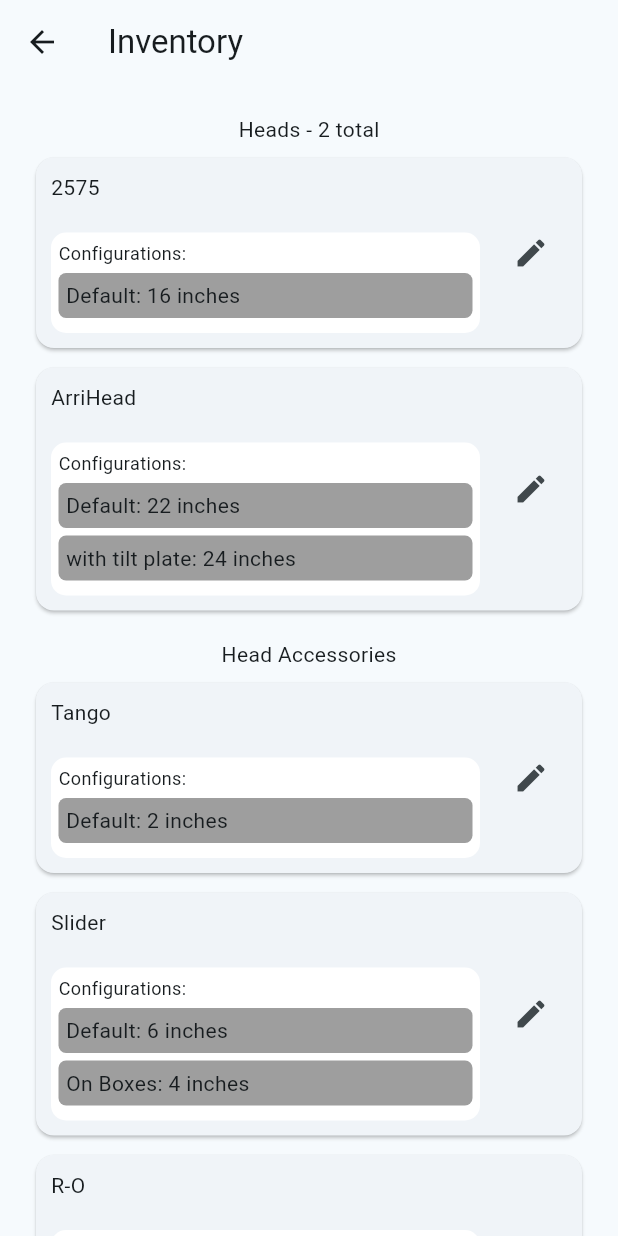
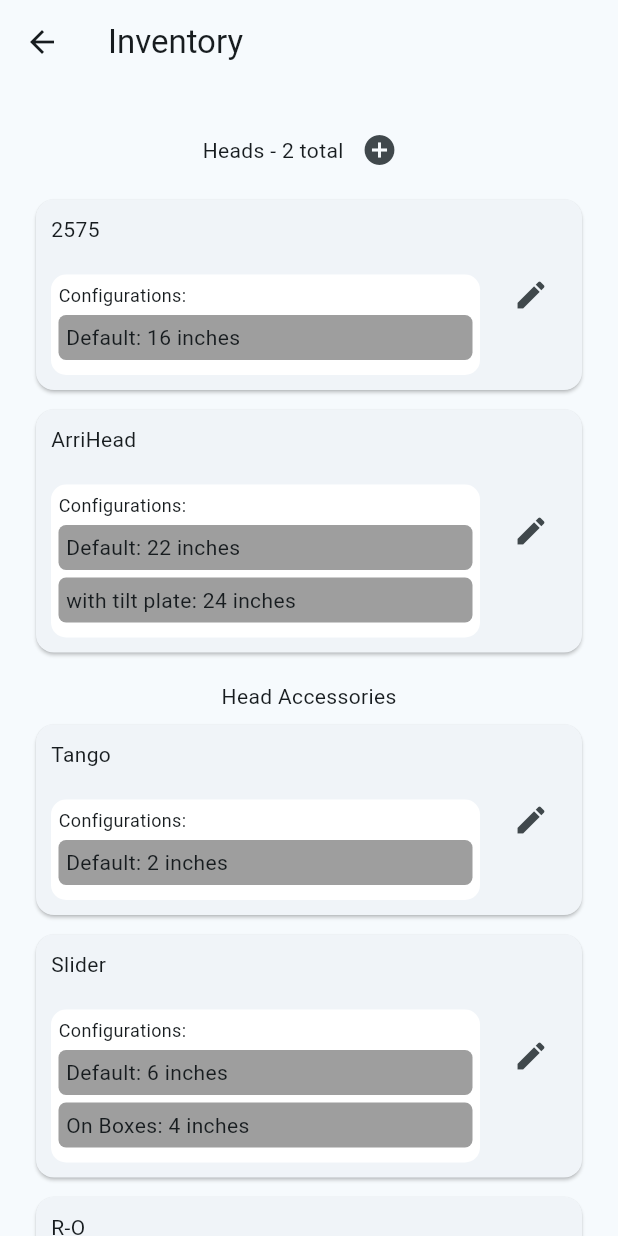
Before and after one commit to zibredlektab/HeightCalc2, a Flutter app: the screen it shows after launch, after a tap on "Config", on a phone screen of 412 x 824 dp. Run offline on Flutter 3.47's test engine with Material 3 defaults, Android fonts, the phone set to English and light mode, and no system bars; our stand-ins replace gap.

```diff
--- a/heightcalc2/heightcalc/lib/data_types/data_types.dart
+++ b/heightcalc2/heightcalc/lib/data_types/data_types.dart
@@ -1,5 +1,2 @@
 export 'package:heightcalc/data_types/generic/complex_support.dart';
-export 'package:heightcalc/data_types/ground_aks.dart';
-export 'package:heightcalc/data_types/head_aks.dart';
-export 'package:heightcalc/data_types/tripod_head.dart';
 export 'package:heightcalc/data_types/dolly.dart';
--- a/heightcalc2/heightcalc/lib/data_types/dolly.dart
+++ b/heightcalc2/heightcalc/lib/data_types/dolly.dart
@@ -2,6 +2,7 @@ import 'package:heightcalc/data_types/generic/complex_support.dart';
 
 class Dolly extends ComplexSupport {
   Dolly({
+    super.type = SupportType.dolly,
     required super.name,
     required super.configurations,
     this.hasTrack = false,
--- a/heightcalc2/heightcalc/lib/data_types/generic/complex_support.dart
+++ b/heightcalc2/heightcalc/lib/data_types/generic/complex_support.dart
@@ -3,10 +3,12 @@ import 'package:heightcalc/data_types/generic/complex_support_configuration.dart
 class ComplexSupport {
   // Complex Supports have a list of configuration states (at least one), specifying min and max heights in each state
 
+  SupportType type;
   String name;
   List<ComplexSupportConfiguration> configurations;
 
   ComplexSupport({
+    required this.type,
     required this.name,
     required this.configurations,
   });
@@ -24,3 +26,11 @@ class ComplexSupport {
     return valid;
   }
 }
+
+enum SupportType {
+  tripodHead,
+  headAKS,
+  coreSupport,
+  dolly,
+  groundAKS,
+}
--- a/heightcalc2/heightcalc/lib/data_types/generic/complex_support_configuration.dart
+++ b/heightcalc2/heightcalc/lib/data_types/generic/complex_support_configuration.dart
@@ -1,5 +1,4 @@
 class ComplexSupportConfiguration {
-  // TODO optionally specify a non-adjustable height instead of min & max
   ComplexSupportConfiguration({
     this.name = "",
     required this.minHeight,
--- a/heightcalc2/heightcalc/lib/data_types/ground_aks.dart
+++ /dev/null
@@ -1,9 +0,0 @@
-
-import 'package:heightcalc/data_types/generic/complex_support.dart';
-
-class GroundAKS extends ComplexSupport {
-  GroundAKS({
-    required super.name,
-    required super.configurations,
-  });
-}
--- a/heightcalc2/heightcalc/lib/data_types/head_aks.dart
+++ /dev/null
@@ -1,8 +0,0 @@
-import 'package:heightcalc/data_types/data_types.dart';
-
-class HeadAKS extends ComplexSupport {
-  HeadAKS({
-    required super.name,
-    required super.configurations
-  });
-}
--- a/heightcalc2/heightcalc/lib/data_types/tripod_head.dart
+++ /dev/null
@@ -1,8 +0,0 @@
-import 'package:heightcalc/data_types/data_types.dart';
-
-class TripodHead extends ComplexSupport {
-  TripodHead({
-    required super.name,
-    required super.configurations,
-    });
-}
--- a/heightcalc2/heightcalc/lib/inventory.dart
+++ b/heightcalc2/heightcalc/lib/inventory.dart
@@ -3,14 +3,14 @@ import 'package:heightcalc/data_types/data_types.dart';
 class Inventory {
   // UserItems is used to keep track of all items that the user has added to the app, and access/modify those lists
 
-  List<TripodHead> tripodHeads = []; // All lists start empty, but the user should be prompted to import defaults if so
+  List<ComplexSupport> tripodHeads = []; // All lists start empty, but the user should be prompted to import defaults if so
   List<ComplexSupport> coreSupports = []; // Tripods, Hi hats, etc
   List<Dolly> dollys = []; // Core Support items that can go on track
-  List<HeadAKS> headAKS = []; // Items that stack above the Mitchell mount
-  List<GroundAKS> groundAKS = []; // Items that stack below the core support
+  List<ComplexSupport> headAKS = []; // Items that stack above the Mitchell mount
+  List<ComplexSupport> groundAKS = []; // Items that stack below the core support
 
   int baseHeight = 0; // height from camera base to mid-lens
-  TripodHead? currentHead; // only one tripod head can be in use, and is typically selected creatively before the shot is set up
+  ComplexSupport? currentHead; // only one tripod head can be in use, and is typically selected creatively before the shot is set up
   List<ComplexSupport> requiredAKS = []; // AKS the user has selected creatively
 
   Inventory();
--- a/heightcalc2/heightcalc/lib/main.dart
+++ b/heightcalc2/heightcalc/lib/main.dart
@@ -42,10 +42,10 @@ class HeightCalcAppState extends ChangeNotifier {
     solutions = [];
 
     inventory.tripodHeads = [
-      TripodHead(name: "2575", configurations: [
+      ComplexSupport(type: SupportType.tripodHead, name: "2575", configurations: [
         ComplexSupportConfiguration(minHeight: 16, maxHeight: 16),
       ]),
-      TripodHead(name: "ArriHead", configurations: [
+      ComplexSupport(type: SupportType.tripodHead, name: "ArriHead", configurations: [
         ComplexSupportConfiguration(minHeight: 22, maxHeight: 22),
         ComplexSupportConfiguration(name: "with tilt plate", minHeight: 24, maxHeight: 24),
 
@@ -55,23 +55,23 @@ class HeightCalcAppState extends ChangeNotifier {
 
     inventory.coreSupports = [
       ComplexSupport(
-        name: "Lo-Hat", configurations: [
+        type: SupportType.coreSupport, name: "Lo-Hat", configurations: [
           ComplexSupportConfiguration(minHeight: 3, maxHeight: 3),
         ]
       ),
       ComplexSupport(
-        name: "Hi-Hat", configurations: [
+        type: SupportType.coreSupport, name: "Hi-Hat", configurations: [
           ComplexSupportConfiguration(minHeight: 6, maxHeight: 6),
         ]
       ),
       ComplexSupport(
-        name: "Babies", configurations: [
+        type: SupportType.coreSupport, name: "Babies", configurations: [
           ComplexSupportConfiguration(name: "Flat Spreaders", minHeight: 20, maxHeight: 36),
           ComplexSupportConfiguration(name: "Rolling Spreaders", minHeight: 24, maxHeight: 40),
         ]
       ),
       ComplexSupport(
-        name: "Standards", configurations: [
+        type: SupportType.coreSupport, name: "Standards", configurations: [
           ComplexSupportConfiguration(name: "Flat Spreaders", minHeight: 36, maxHeight: 66),
           ComplexSupportConfiguration(name: "Rolling Spreaders", minHeight: 40, maxHeight: 70),
         ]
@@ -79,45 +79,45 @@ class HeightCalcAppState extends ChangeNotifier {
     ];
 
     inventory.headAKS = [
-      HeadAKS(name: "Tango", configurations: [
+      ComplexSupport(type: SupportType.headAKS, name: "Tango", configurations: [
         ComplexSupportConfiguration(minHeight: 2, maxHeight: 2)
       ]),
-      HeadAKS(name: "Slider", configurations: [
+      ComplexSupport(type: SupportType.headAKS, name: "Slider", configurations: [
         ComplexSupportConfiguration(minHeight: 6, maxHeight: 6),
         ComplexSupportConfiguration(name: "On Boxes", minHeight: 4, maxHeight: 4),
       ]),
-      HeadAKS(name: "R-O", configurations: [
+      ComplexSupport(type: SupportType.headAKS, name: "R-O", configurations: [
         ComplexSupportConfiguration(minHeight: 5, maxHeight: 5),
       ]),
     ];
 
     inventory.groundAKS = [
-      GroundAKS(
-        name: "Full Apple", configurations: [
+      ComplexSupport(
+        type: SupportType.groundAKS, name: "Full Apple", configurations: [
           ComplexSupportConfiguration(name: "#3", minHeight: 20, maxHeight: 20, canStack: false),
           ComplexSupportConfiguration(name: "#2", minHeight: 12, maxHeight: 12, canStack: false),
           ComplexSupportConfiguration(name: "#1", minHeight: 8, maxHeight: 8),
         ]
       ),
-      GroundAKS(
-        name: "Half Apple", configurations: [
+      ComplexSupport(
+        type: SupportType.groundAKS, name: "Half Apple", configurations: [
           ComplexSupportConfiguration(minHeight: 6, maxHeight: 6),
         ]
       ),
-      GroundAKS(
-        name: "Quarter Apple", configurations: [
+      ComplexSupport(
+        type: SupportType.groundAKS, name: "Quarter Apple", configurations: [
           ComplexSupportConfiguration(minHeight: 3, maxHeight: 3),
         ]
       ),
-      GroundAKS(
-        name: "Pancake", configurations: [
+      ComplexSupport(
+        type: SupportType.groundAKS, name: "Pancake", configurations: [
           ComplexSupportConfiguration(minHeight: 1, maxHeight: 1),
         ]
       ),
     ];
   }
 
-  void setHead(TripodHead newHead) {
+  void setHead(ComplexSupport newHead) {
     inventory.currentHead = newHead;
     notifyListeners();
   }
@@ -184,7 +184,27 @@ class HeightCalcAppState extends ChangeNotifier {
     update();
   }
 
-  void removeConfig({required ComplexSupport item, required ComplexSupportConfiguration config}) {
+  void addItem({
+      String? name,
+      List<ComplexSupportConfiguration> configs = const [],
+      ComplexSupport? item,
+      required List<ComplexSupport> list,
+    }) {
+    if (item != null) {
+      list.add(item);
+    } else if (name != null && configs.isNotEmpty) {
+      list.add(ComplexSupport(type: list[0].type, name: name, configurations: configs)); // TODO this will fail if there are no other items in the list
+    } else {
+      print("Something went wrong attempting to add an item to a list");
+    }
+
+    update();
+  }
+
+  void removeConfig({
+      required ComplexSupport item,
+      required ComplexSupportConfiguration config
+    }) {
     if (item.configurations.contains(config)) {
       item.configurations.remove(config);
     }
@@ -192,17 +212,17 @@ class HeightCalcAppState extends ChangeNotifier {
   }
 
   List<ComplexSupport> _getListforItem(ComplexSupport item) {
-    switch(item.runtimeType) {
-      case TripodHead: {
+    switch(item.type) {
+      case SupportType.tripodHead: {
         return inventory.tripodHeads;
       }
-      case HeadAKS: {
+      case SupportType.headAKS: {
         return inventory.headAKS;
       }
-      case GroundAKS: {
+      case SupportType.groundAKS: {
         return inventory.groundAKS;
       }
-      case ComplexSupport: {
+      case SupportType.coreSupport: {
         return inventory.coreSupports;
       }
       default:
--- a/heightcalc2/heightcalc/lib/ui/config_page/config_item_tile.dart
+++ b/heightcalc2/heightcalc/lib/ui/config_page/config_item_tile.dart
@@ -6,15 +6,21 @@ class ConfigItemTile extends StatefulWidget {
 
   final ComplexSupport item;
   final HeightCalcAppState provider;
+  final bool newItem;
 
-  const ConfigItemTile({required this.item, required this.provider, super.key});
+  const ConfigItemTile({
+    required this.item,
+    required this.provider,
+    this.newItem = false,
+    super.key});
   @override
   ConfigItemTileState createState() => ConfigItemTileState();
 }
 
 class ConfigItemTileState extends State<ConfigItemTile> {
 
-  bool _editing = false;
+  late bool _editing;
+  late bool _newItem;
   late ComplexSupport _item;
   late HeightCalcAppState _provider = widget.provider;
 
@@ -25,17 +31,19 @@ class ConfigItemTileState extends State<ConfigItemTile> {
     super.initState();
     _item = widget.item;
     _provider = widget.provider;
-    //_list = widget.list;
+    _newItem = widget.newItem;
+
+    if (!_newItem) {
       _editing = false;
+    } else {
+      _editing = true;
+    }
   }
 
   @override
   Widget build(BuildContext context) {
 
     _item = widget.item;
-    print("Item name is ${_item.name}");
-
-    print("rebuilding config tile for ${_item.name}");
 
     return Consumer<HeightCalcAppState>(
       builder: (_, provider, _) {
@@ -85,6 +93,7 @@ class ConfigItemTileState extends State<ConfigItemTile> {
                       ],
                     )
                   ),
+                  if (!_newItem)
                     trailingButton,
                 ]
               ),
@@ -106,6 +115,7 @@ class ConfigItemTileState extends State<ConfigItemTile> {
             height: 40,
             child: TextField(
               controller: _nameEditingController,
+              decoration: InputDecoration(hintText: "Name"),
             ),
           ),
           Gap(10),
@@ -337,11 +347,39 @@ class ConfigItemTileState extends State<ConfigItemTile> {
 
 
   Future<void> _warnDefaultConfig(ComplexSupportConfiguration config) async {
+    if (_newItem) {
+      return showDialog<void>(
+        context: context,
+        barrierDismissible: true,
+        builder: (BuildContext context) {
+          return AlertDialog(
+            title: const Text('Warning'),
+            content: SingleChildScrollView(
+              child: ListBody(
+                children: <Widget> [
+                  Text('This is the only configuration of this item.'),
+                  Text('There must be at least one configuration. Please add a new configuration before deleting this one.'),
+                ]
+              )
+            ),
+            actions: <Widget> [
+              TextButton(
+                child: const Text('Okay'),
+                onPressed: () {
+                  Navigator.of(context).pop();
+                }
+              )
+            ]
+          );
+        }
+      );
+    } else {
       return showDialog<void>(
         context: context,
         barrierDismissible: false, // user must tap button!
         builder: (BuildContext context) {
           return AlertDialog(
+            title: const Text('Warning'),
             content: SingleChildScrollView(
               child: ListBody(
                 children: <Widget>[
@@ -370,3 +408,4 @@ class ConfigItemTileState extends State<ConfigItemTile> {
       );
     }
   }
+}
--- a/heightcalc2/heightcalc/lib/ui/config_page/config_page.dart
+++ b/heightcalc2/heightcalc/lib/ui/config_page/config_page.dart
@@ -1,3 +1,5 @@
+import 'package:heightcalc/data_types/data_types.dart';
+import 'package:heightcalc/data_types/generic/complex_support_configuration.dart';
 import 'package:heightcalc/inventory.dart';
 import 'package:heightcalc/main.dart';
 import 'config_item_tile.dart';
@@ -13,10 +15,6 @@ class _ConfigPageState extends State<ConfigPage> {
   @override
   Widget build(BuildContext context) {
     final int headCount = context.watch<HeightCalcAppState>().inventory.tripodHeads.length;
-    print ("Rebuilding config page, $headCount heads total:");
-    for (var head in context.read<HeightCalcAppState>().inventory.tripodHeads) {
-      print (head.name);
-    }
 
     return Scaffold(
       appBar: AppBar(
@@ -28,17 +26,22 @@ class _ConfigPageState extends State<ConfigPage> {
           return ListView(
             padding: EdgeInsets.all(20),
             children:[
-              Center(child: Text("Heads - $headCount total")),
+                Row(
+                  mainAxisAlignment: MainAxisAlignment.center,
+                  children: [
+                    Text("Heads - $headCount total"),
+                    IconButton(
+                      icon: Icon(Icons.add_circle),
+                      onPressed: () {
+                        _addItem(provider.inventory.tripodHeads, provider);
+                      },
+                    ),
+                  ],
+                ),
               Gap(5),
               Column(
                 spacing: 5,
                 children: provider.inventory.tripodHeads.map((e){
-                  String thelist = "";
-                  for (var i in provider.inventory.tripodHeads) {
-                    thelist += "${i.name}, ";
-                  }
-                  print("This list now contains ${provider.inventory.tripodHeads.length} items: $thelist");
-                  print("Making a new card for item ${e.name}");
                   return Card(
                     child: ConfigItemTile(item: e, provider: provider));
                   }).toList()
@@ -79,4 +82,54 @@ class _ConfigPageState extends State<ConfigPage> {
       ),
     );
   }
+
+  Future<void> _addItem(List<ComplexSupport> list, HeightCalcAppState provider) async {
+
+    final ComplexSupport newItem = ComplexSupport(
+      type: list[0].type, // TODO this will fail if there are no other items in the list
+      name: "",
+      configurations: [
+        ComplexSupportConfiguration(minHeight: 0, maxHeight: 0),
+      ],
+    );
+
+    return showDialog<void>(
+      context: context,
+      barrierDismissible: false, // user must tap button!
+      builder: (BuildContext context) {
+        return AlertDialog(
+          content: IntrinsicWidth(
+            child: Column(
+              spacing: 5,
+              mainAxisSize: MainAxisSize.min,
+              children: [
+                Text("Add a new tripod head", style: TextStyle(fontSize: 20),),
+                Card(child: ConfigItemTile(item: newItem, provider: provider, newItem: true,)),
+              ],
+            ),
+          ),
+          actions: <Widget>[
+            TextButton(
+              child: const Text('Confirm'),
+              onPressed: () {
+                print("confirm add item button pressed, attempting to add an item");
+                provider.addItem(item: newItem, list: list);
+                Navigator.of(context).pop();
+              },
+            ),
+            TextButton(
+              child: const Text('Cancel'),
+              onPressed: () {
+                Navigator.of(context).pop();
+              },
+            ),
+          ],
+        );
+      },
+    );
+  }
+
+
+
+
 }
--- a/heightcalc2/heightcalc/lib/ui/home_page/home_page.dart
+++ b/heightcalc2/heightcalc/lib/ui/home_page/home_page.dart
@@ -65,18 +65,18 @@ class _HomePageState extends State<HomePage> {
                             border: Border.all(color: Colors.blueGrey),
                             borderRadius: BorderRadius.circular(5),
                           ),
-                          child: DropdownButton<TripodHead>(
+                          child: DropdownButton<ComplexSupport>(
                             value: provider.inventory.currentHead,
                             underline: Container(), // get rid of that underline
                             hint: Text('Select a head'),
-                            onChanged: (TripodHead? newHead) {
+                            onChanged: (ComplexSupport? newHead) {
                               newHead ??= provider.inventory.tripodHeads.first;
                               appState.setHead(newHead);
                             },
                             borderRadius: BorderRadius.circular(5),
                             isDense: false,
-                            items: provider.inventory.tripodHeads.map<DropdownMenuItem<TripodHead>>((TripodHead head) {
-                              return DropdownMenuItem<TripodHead>(
+                            items: provider.inventory.tripodHeads.map<DropdownMenuItem<ComplexSupport>>((ComplexSupport head) {
+                              return DropdownMenuItem<ComplexSupport>(
                                 value: head,
                                 child: Text(head.name),
                               );
```
Lines whose indentation alone changed are shown as unchanged.
